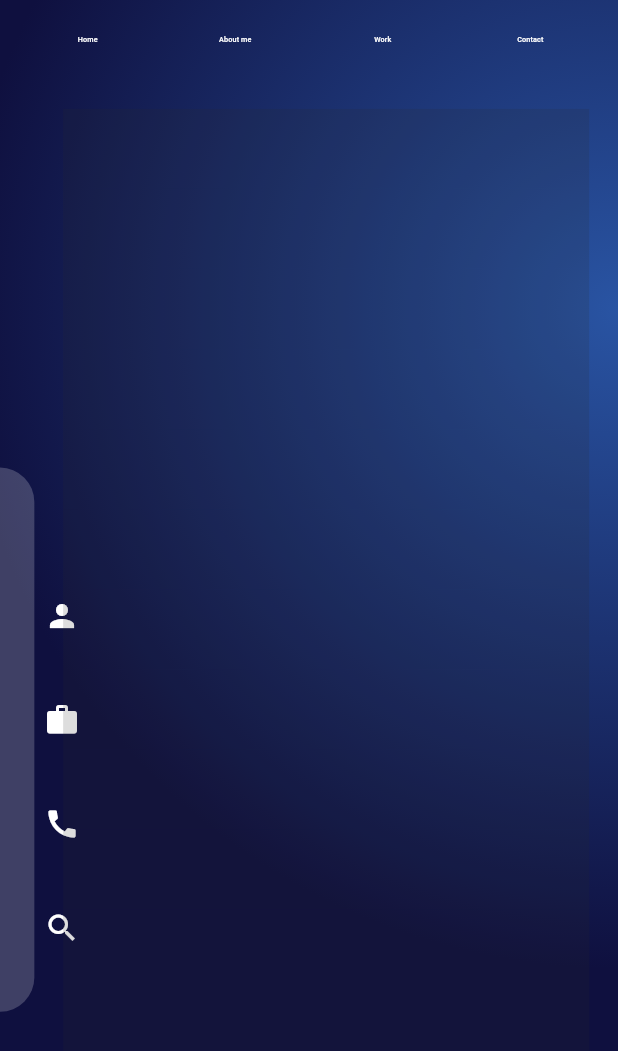
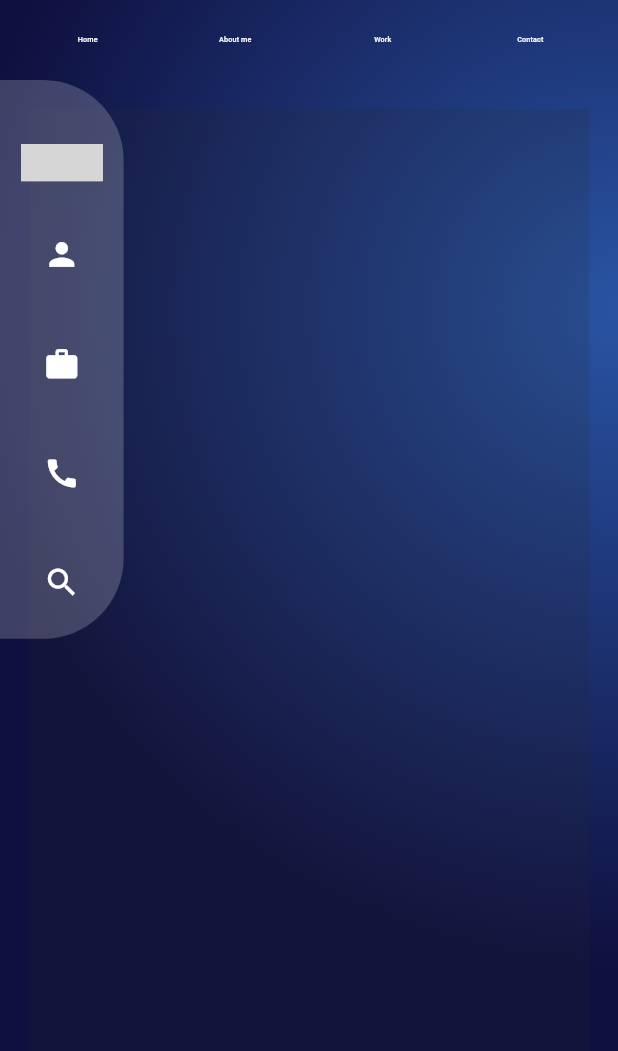
Before and after one commit to Manishcs076/demo, a Flutter app: the DashboardDesktop screen opened directly, on a phone screen of 412 x 824 dp. Shown: the top 1051 px of the screen. Run offline on Flutter 3.47's test engine with Material 3 defaults, Android fonts, the phone set to English and light mode, and no system bars; drawn by our look-alikes of rive; our stand-ins replace flutter_screenutil, flutter_staggered_animations, fluttertoast, get, get_it, responsive_builder and 1 more; missing offline and left inert: camera_web, flutter_keyboard_visibility_web, geolocator_web, image_picker_for_web, package_info_plus_web, shared_preferences_web and 1 more; grey boxes are pictures that could not be loaded.

Commit message:
chore: responsiveness implemented in DashboardDesktop.

```diff
--- a/portfolio/lib/ui/screens/dashboard/desktop_dashboard/dashboard_desktop.dart
+++ b/portfolio/lib/ui/screens/dashboard/desktop_dashboard/dashboard_desktop.dart
@@ -93,97 +93,11 @@ class DashboardDesktop extends StatelessWidget {
                 ),
               ],
             ),
-            Row(
-              crossAxisAlignment: CrossAxisAlignment.center,
+            Stack(
               children: [
                 Container(
-                  // margin: EdgeInsets.only(
-                  //   top: MediaQuery.sizeOf(context).height / 5,
-                  //   bottom: MediaQuery.sizeOf(context).height / 5,
-                  // ),
-                  padding: EdgeInsets.all(20.r),
-                  width: 20.w,
-                  decoration: BoxDecoration(
-                    borderRadius: BorderRadius.only(
-                      topRight: Radius.circular(
-                        50.r,
-                      ),
-                      bottomRight: Radius.circular(
-                        50.r,
-                      ),
-                    ),
-                    color: Colors.white.withOpacity(0.2),
-                  ),
-                  child: Column(
-                    mainAxisAlignment: MainAxisAlignment.spaceAround,
-                    children: [
-                      SizedBox(
-                        height: 10.h,
-                      ),
-                      SizedBox(
-                        height: 20.h,
-                        child: const rive.RiveAnimation.asset(
-                          "assets/rive/home.riv",
-                        ),
-                      ),
-                      // IconButton(
-                      //   onPressed: () {},
-                      //   icon: const Icon(
-                      //     Icons.home,
-                      //     color: Colors.white,
-                      //     // Color(0xFF0F103F),
-                      //   ),
-                      // ),
-                      SizedBox(
-                        height: 20.h,
-                      ),
-                      IconButton(
-                        onPressed: () {},
-                        icon: const Icon(
-                          Icons.person,
-                          color: Colors.white,
-                          // color: Color(0xFF0F103F),
-                        ),
-                      ),
-                      SizedBox(
-                        height: 20.h,
-                      ),
-                      IconButton(
-                        onPressed: () {},
-                        icon: const Icon(
-                          Icons.work, color: Colors.white,
-                          // color: Color(0xFF0F103F),
-                        ),
-                      ),
-                      SizedBox(
-                        height: 20.h,
-                      ),
-                      IconButton(
-                        onPressed: () {},
-                        icon: const Icon(
-                          Icons.call, color: Colors.white,
-                          // color: Color(0xFF0F103F),
-                        ),
-                      ),
-                      SizedBox(
-                        height: 20.h,
-                      ),
-                      IconButton(
-                        onPressed: () {},
-                        icon: const Icon(
-                          Icons.search, color: Colors.white,
-                          // color: Color(0xFF0F103F),
-                        ),
-                      ),
-                      SizedBox(
-                        height: 10.h,
-                      ),
-                    ],
-                  ),
-                ),
-                Expanded(
-                  child: Container(
-                    height: MediaQuery.sizeOf(context).height.h,
+                  height: MediaQuery.sizeOf(context).height - 50.h,
+                  width: MediaQuery.sizeOf(context).width,
                   color: Colors.transparent,
                   child: SingleChildScrollView(
                     child: Padding(
@@ -218,6 +132,97 @@ class DashboardDesktop extends StatelessWidget {
                     ),
                   ),
                 ),
+                Container(
+                  padding: EdgeInsets.only(
+                    top: MediaQuery.sizeOf(context).height * 0.035,
+                    left: MediaQuery.sizeOf(context).height * 0.017,
+                    right: MediaQuery.sizeOf(context).height * 0.017,
+                  ),
+                  width: MediaQuery.sizeOf(context).height * 0.1,
+                  // height: MediaQuery.sizeOf(context).height - 300.h,
+                  decoration: BoxDecoration(
+                    borderRadius: BorderRadius.only(
+                      topRight: Radius.circular(
+                        50.r,
+                      ),
+                      bottomRight: Radius.circular(
+                        50.r,
+                      ),
+                    ),
+                    color: Colors.white.withOpacity(0.2),
+                  ),
+                  child: Center(
+                    child: Column(
+                      mainAxisAlignment: MainAxisAlignment.spaceAround,
+                      children: [
+                        SizedBox(
+                          height: MediaQuery.sizeOf(context).height * 0.017,
+                        ),
+                        SizedBox(
+                          height: MediaQuery.sizeOf(context).height * 0.030,
+                          child: const rive.RiveAnimation.asset(
+                            "assets/rive/home.riv",
+                          ),
+                        ),
+                        // IconButton(
+                        //   onPressed: () {},
+                        //   icon: const Icon(
+                        //     Icons.home,
+                        //     color: Colors.white,
+                        //     // Color(0xFF0F103F),
+                        //   ),
+                        // ),
+                        SizedBox(
+                          height: MediaQuery.sizeOf(context).height * 0.030,
+                        ),
+                        IconButton(
+                          onPressed: () {},
+                          icon: Icon(
+                            Icons.person,
+                            color: Colors.white,
+                            size: MediaQuery.sizeOf(context).height * 0.030,
+                            // color: Color(0xFF0F103F),
+                          ),
+                        ),
+                        SizedBox(
+                          height: MediaQuery.sizeOf(context).height * 0.030,
+                        ),
+                        IconButton(
+                          onPressed: () {},
+                          icon: Icon(
+                            Icons.work, color: Colors.white,
+                            size: MediaQuery.sizeOf(context).height * 0.030,
+                            // color: Color(0xFF0F103F),
+                          ),
+                        ),
+                        SizedBox(
+                          height: MediaQuery.sizeOf(context).height * 0.030,
+                        ),
+                        IconButton(
+                          onPressed: () {},
+                          icon: Icon(
+                            Icons.call, color: Colors.white,
+                            size: MediaQuery.sizeOf(context).height * 0.030,
+                            // color: Color(0xFF0F103F),
+                          ),
+                        ),
+                        SizedBox(
+                          height: MediaQuery.sizeOf(context).height * 0.030,
+                        ),
+                        IconButton(
+                          onPressed: () {},
+                          icon: Icon(
+                            Icons.search, color: Colors.white,
+                            size: MediaQuery.sizeOf(context).height * 0.030,
+                            // color: Color(0xFF0F103F),
+                          ),
+                        ),
+                        SizedBox(
+                          height: MediaQuery.sizeOf(context).height * 0.017,
+                        ),
+                      ],
+                    ),
+                  ),
                 ),
               ],
             ),
```
Lines whose indentation alone changed are shown as unchanged.
